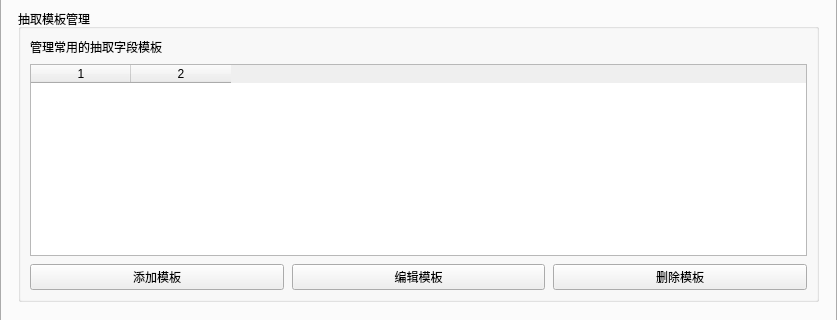
Qt form src/vibeocr/ui/main_window.ui (FelixJI/VibeOCR) before a commit; both pictures show x 0 to 837 and y 720 to 1040 of the 837 by 1202 pixel window.
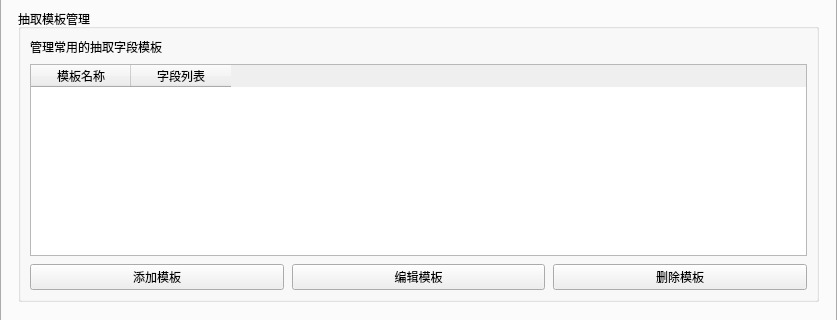
The same form after that commit. The open tabs and pages were chosen to show the change. Custom widgets are drawn as their Qt base class.

Diff of the .ui file:
```diff
--- a/src/vibeocr/ui/main_window.ui
+++ b/src/vibeocr/ui/main_window.ui
@@ -1064,10 +1064,14 @@
              <enum>QAbstractItemView::SelectRows</enum>
             </property>
             <column>
+             <property name="text">
              <string>模板名称</string>
+             </property>
             </column>
             <column>
+             <property name="text">
              <string>字段列表</string>
+             </property>
             </column>
            </widget>
           </item>
```
Left out of the diff: 2 changed lines with no effect on the pictures. Lines whose indentation alone changed are shown as unchanged.
